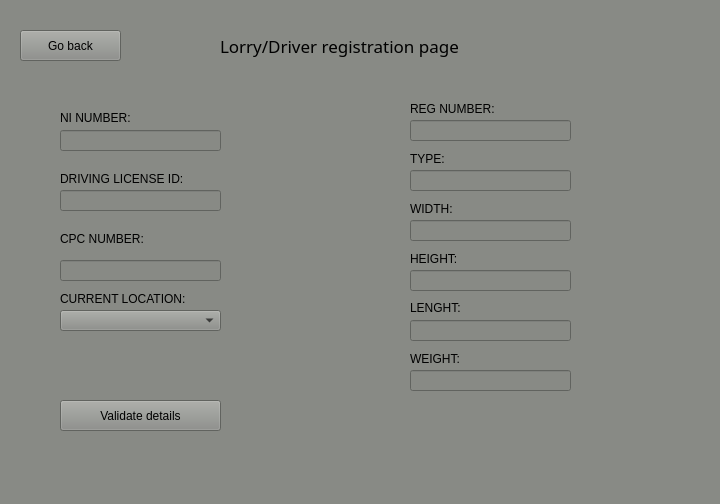
Above: sdi_app/gui/application.ui from FratiaXd/SDI before the change. Below: the same form after it.
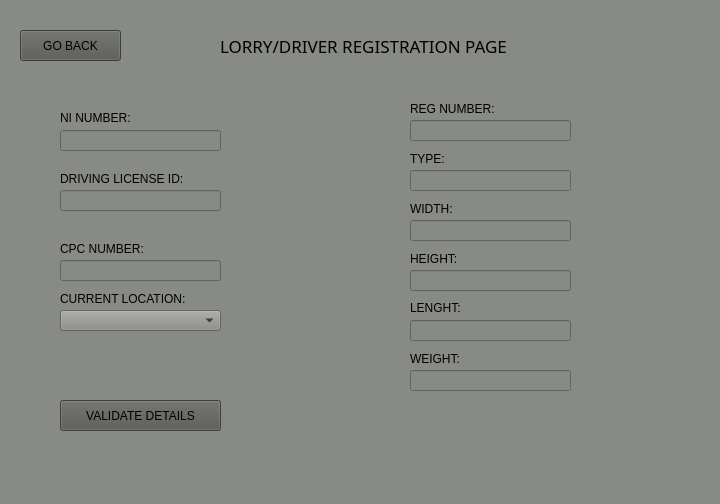
That is the form after the change. The open tabs and pages were chosen to show the change.

Patch:
```diff
--- a/sdi_app/gui/application.ui
+++ b/sdi_app/gui/application.ui
@@ -306,7 +306,7 @@
       <rect>
        <x>230</x>
        <y>30</y>
-       <width>241</width>
+       <width>351</width>
        <height>31</height>
       </rect>
      </property>
@@ -317,7 +317,7 @@
       </font>
      </property>
      <property name="text">
-      <string>Lorry/Driver registration page</string>
+      <string>LORRY/DRIVER REGISTRATION PAGE</string>
      </property>
     </widget>
     <widget class="QLineEdit" name="lineEdit_3">
@@ -369,8 +369,12 @@
        <height>31</height>
       </rect>
      </property>
+     <property name="styleSheet">
+      <string notr="true">font: 11pt &quot;Manjari&quot;;
+background-color: rgb(85, 87, 83);</string>
+     </property>
      <property name="text">
-      <string>Validate details</string>
+      <string>VALIDATE DETAILS</string>
      </property>
     </widget>
     <widget class="QLineEdit" name="lineEdit_13">
@@ -554,11 +558,14 @@
      <property name="geometry">
       <rect>
        <x>70</x>
-       <y>230</y>
+       <y>240</y>
        <width>191</width>
        <height>17</height>
       </rect>
      </property>
+     <property name="styleSheet">
+      <string notr="true">font: 11pt &quot;Manjari&quot;;</string>
+     </property>
      <property name="text">
       <string>CPC NUMBER:</string>
      </property>
@@ -585,8 +592,12 @@
        <height>31</height>
       </rect>
      </property>
+     <property name="styleSheet">
+      <string notr="true">font: 11pt &quot;Manjari&quot;;
+background-color: rgb(85, 87, 83);</string>
+     </property>
      <property name="text">
-      <string>Go back</string>
+      <string>GO BACK</string>
      </property>
     </widget>
    </widget>
```
Left out of the diff: 97 changed lines with no effect on the pictures.
